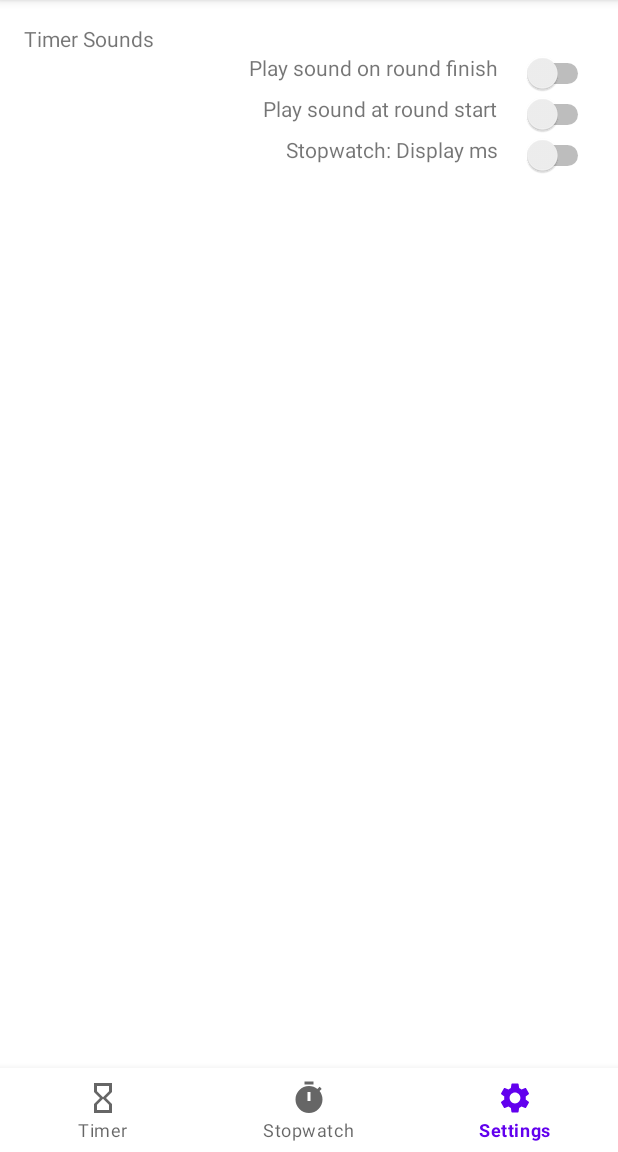
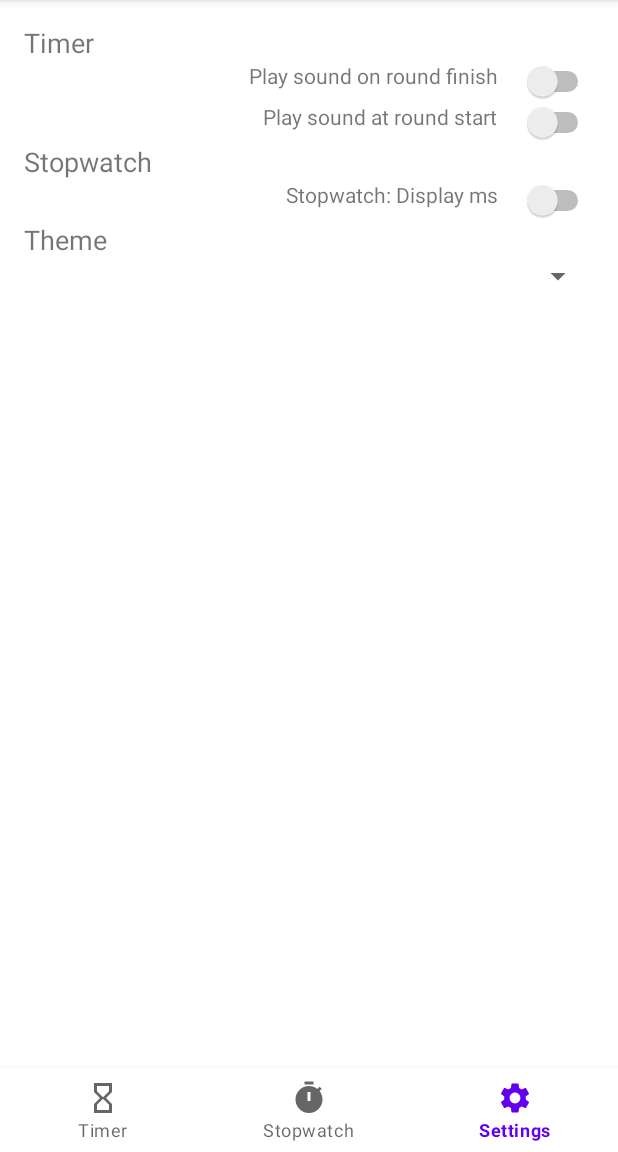
Before and after one commit to hheitgre/SportsTimer, an Android app: the screen it shows after launch (SettingsActivity), item 3 of the bottom bar chosen, on a phone screen of 412 x 824 dp, the part 84-1236 px from its top. Run offline under Robolectric (Android 15) with nearby library versions, the phone set to English and light mode, and no system bars; 14 statements that could not run were skipped.

Commit message:
* Layout improvements * Code readability improvements * Removed unnecessary code * Added the ability to change the app's color scheme

```diff
--- a/app/src/main/java/com/example/sportstimer/MainActivity.java
+++ b/app/src/main/java/com/example/sportstimer/MainActivity.java
@@ -2,18 +2,24 @@ package com.example.sportstimer;
 
 import static android.app.PendingIntent.getActivity;
 
+import android.annotation.SuppressLint;
 import android.content.Context;
 import android.content.Intent;
 import android.content.SharedPreferences;
+import android.content.res.ColorStateList;
+import android.graphics.Color;
 import android.os.Bundle;
 import android.text.Editable;
 import android.text.InputType;
 import android.text.TextWatcher;
+import android.util.Log;
 import android.widget.Button;
 import android.widget.EditText;
 import android.widget.TextView;
 import android.widget.Toast;
 import androidx.appcompat.app.AppCompatActivity;
+import androidx.core.content.ContextCompat;
+
 import com.google.android.material.bottomnavigation.BottomNavigationView;
 
 /**
@@ -30,6 +36,7 @@ public class MainActivity extends AppCompatActivity {
     private EditText editTextSeconds;
     private EditText editTextRounds;
     private EditText editTextTimeOut;
+    private String colorScheme;
 
     @Override
     protected void onCreate(Bundle savedInstanceState) {
@@ -59,6 +66,13 @@ public class MainActivity extends AppCompatActivity {
             }
         });
 
+        // Lies die Nutzereinstellungen
+        SettingsUtility settingsUtility = new SettingsUtility();
+        SharedPreferences sharedPref = this.getSharedPreferences("preferences",
+                Context.MODE_PRIVATE);
+        colorScheme = sharedPref.getString("colorScheme","Lavender / Midnight");
+        settingsUtility.initSettings(this);
+
         // Initialisiere TextView-Felder
         textViewMinutes = findViewById(R.id.textViewMinutes);
 
@@ -86,6 +100,7 @@ public class MainActivity extends AppCompatActivity {
 
         // Initialisiere die Buttons
         Button startButton = findViewById(R.id.startButton);
+        SettingsUtility.applyColorToButton(this, colorScheme, startButton, true);
         startButton.setOnClickListener(view -> {
 
             if (isEmpty(editTextMinutes) || isEmpty(editTextSeconds) || isEmpty(editTextRounds)
@@ -159,6 +174,7 @@ public class MainActivity extends AppCompatActivity {
      * @param et den Wert dieses EditText-Feldes soll der Button manipulieren
      * @param inc legt fest, ob es sich um einen increment- oder decrement-Knopf handelt
      */
+    @SuppressLint("ResourceAsColor")
     public void initButton(Button button, EditText et, boolean inc) {
         button.setOnClickListener(view -> {
             if(!isEmpty(et)){
@@ -176,13 +192,11 @@ public class MainActivity extends AppCompatActivity {
                 }
                 et.setText(String.valueOf(current));
             }else{
-                if(inc == true){
-                    et.setText("1");
-                }else {
-                    et.setText("0");
-                }
+                et.setText(inc ? "1" : "0");
             }
         });
+        // Setze das Farbschema gem. den Nutzereinstellungen
+        SettingsUtility.applyColorToButton(this, colorScheme, button, inc);
     }
 
     public boolean isEmpty(EditText et) {
--- a/app/src/main/java/com/example/sportstimer/SettingsUtility.java
+++ b/app/src/main/java/com/example/sportstimer/SettingsUtility.java
@@ -2,7 +2,12 @@ package com.example.sportstimer;
 
 import android.content.Context;
 import android.content.SharedPreferences;
+import android.content.res.ColorStateList;
 import android.util.Log;
+import android.widget.Button;
+
+import androidx.annotation.NonNull;
+import androidx.core.content.ContextCompat;
 
 public class SettingsUtility {
     public void initSettings(Context context) {
@@ -18,9 +23,45 @@ public class SettingsUtility {
             editor.putBoolean("enableSoundAtStart", true);
             editor.putBoolean("firstRun", false);
             editor.putBoolean("displayMS", true);
+            editor.putString("colorSchemes","Lavender / Midnight");
         } else {
             Log.d("SettingsActivity","[initSettings]: Not the first run."
                     + " Reading settings...");
         }
     }
+
+    /**
+     * Diese Methode beschleunigt das Setzen der Hintergrundfarben gem. dem vom Nutzer
+     * gewuenschten Farbschema. Es wird das anzuwendende Farbschema und der Knopf uebergeben.
+     * Der Knopf erhaelt je nach boolean primary die primaere oder sekundaere Farbe des Schemas.
+     * @param context uebergibt der Methode den Kontext der aktuellen Activity
+     * @param colorScheme ist der colorScheme-String, je Klasse aus den sharedPreferences gelesen
+     * @param button ist der Knopf, dessen Farbe angepasst werden soll
+     * @param primary legt fest, ob die Primaer- oder Sekundaerfarbe gesetzt wird
+     */
+    public static void applyColorToButton(Context context,
+                                          @NonNull String colorScheme,
+                                          Button button, boolean primary){
+        int colorToSet = -1;
+        switch (colorScheme) {
+            case "Lavender / Midnight":
+                colorToSet = primary ? ContextCompat.getColor(context, R.color.midnight) :
+                        ContextCompat.getColor(context, R.color.lavender);
+                break;
+            case "Light Blue / Dark Blue":
+                colorToSet = primary ? ContextCompat.getColor(context, R.color.blue) :
+                        ContextCompat.getColor(context, R.color.babyBlue);
+                break;
+            case "Grey / Black":
+                colorToSet = primary ? ContextCompat.getColor(context, R.color.black) :
+                        ContextCompat.getColor(context, R.color.grey);
+                break;
+        }
+        if(colorToSet != -1){
+            button.setBackgroundTintList(ColorStateList.valueOf(colorToSet));
+        } else{
+            Log.e("SettingsUtility","[applyColorToButton]: " +
+                    "Couldn't retrieve color scheme: " +  colorScheme);
+        }
+    }
 }
--- a/app/src/main/java/com/example/sportstimer/TimerActivity.java
+++ b/app/src/main/java/com/example/sportstimer/TimerActivity.java
@@ -58,7 +58,6 @@ public class TimerActivity extends AppCompatActivity {
         isSoundAtStartEnabled = sharedPref.getBoolean("enableSoundAtStart",false);
         int test = sharedPref.getInt("test",-1);
         Log.d("Timeractivity SHAREDPREF: ", Integer.toString(test));
-
         settingsUtility.initSettings(this);
 
 
--- a/app/src/main/res/layout/activity_settings.xml
+++ b/app/src/main/res/layout/activity_settings.xml
@@ -14,7 +14,9 @@
         <TextView
             android:layout_width="wrap_content"
             android:layout_height="wrap_content"
-            android:text="Timer Sounds"/>
+            android:layout_gravity="left"
+            android:textSize="18sp"
+            android:text="Timer"/>
         <RelativeLayout
             android:layout_width="match_parent"
             android:layout_height="wrap_content">
@@ -55,6 +57,12 @@
                 android:text="Play sound at round start" />
         </RelativeLayout>
 
+        <TextView
+            android:layout_width="wrap_content"
+            android:layout_height="wrap_content"
+            android:layout_gravity="left"
+            android:textSize="18sp"
+            android:text="Stopwatch"/>
         <RelativeLayout
             android:layout_width="match_parent"
             android:layout_height="wrap_content">
@@ -74,6 +82,23 @@
                 android:layout_marginEnd="8dp"
                 android:text="Stopwatch: Display ms" />
         </RelativeLayout>
+
+        <!-- Drop-Down Menu -->
+        <TextView
+            android:layout_width="wrap_content"
+            android:layout_height="wrap_content"
+            android:layout_gravity="left"
+            android:textSize="18sp"
+            android:text="Theme"/>
+        <RelativeLayout
+            android:layout_width="match_parent"
+            android:layout_height="wrap_content">
+            <Spinner
+                android:id="@+id/spinner_colorScheme"
+                android:layout_width="wrap_content"
+                android:layout_height="wrap_content"
+                android:layout_alignParentEnd="true" />
+        </RelativeLayout>
     </LinearLayout>
 
     <com.google.android.material.bottomnavigation.BottomNavigationView
--- a/app/src/main/res/layout/activity_stopwatch.xml
+++ b/app/src/main/res/layout/activity_stopwatch.xml
@@ -38,6 +38,7 @@
                 android:id="@+id/SW_startStopButton"
                 android:layout_width="match_parent"
                 android:layout_height="wrap_content"
+                android:textColor="@color/white"
                 android:text="START" />
         </LinearLayout>
 
@@ -66,6 +67,7 @@
                 android:id="@+id/SW_resetButton"
                 android:layout_width="match_parent"
                 android:layout_height="match_parent"
+                android:textColor="@color/white"
                 android:text="RESET" />
         </LinearLayout>
 
--- a/app/src/main/res/values/colors.xml
+++ b/app/src/main/res/values/colors.xml
@@ -13,4 +13,8 @@
     <color name="moss">#083D02</color>
     <color name="blue">#FF3F51B5</color>
     <color name="babyBlue">#03A9F4</color>
+    <color name="lavender">#94A0DC</color>
+    <color name="peach">#DCB894</color>
+    <color name="midnight">#392F6F</color>
+    <color name="grey">#FF6A6A6A</color>
 </resources>
```
Also changed, not shown: app/src/main/java/com/example/sportstimer/SettingsActivity.java (+28 -7 lines), app/src/main/java/com/example/sportstimer/StopWatchActivity.java (+10 -0 lines), app/src/main/res/layout/dropdown_item.xml (added, +13 -0 lines), app/src/main/res/values/strings.xml (+6 -2 lines).
